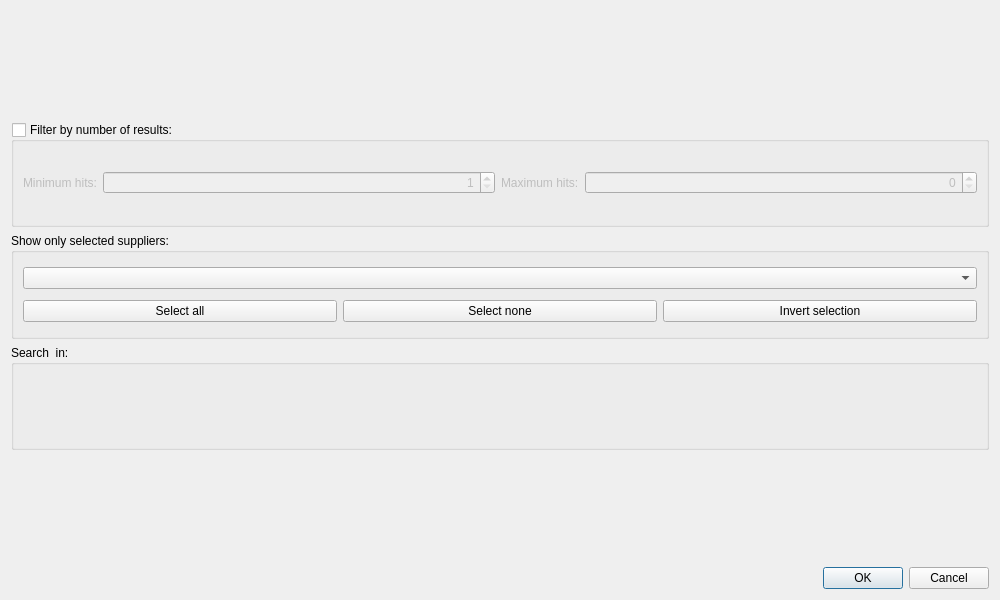
Above: src/plugins/enzymes/src/FindEnzymesDialog.ui from ugeneunipro/ugene before the change. Below: the same form after it.
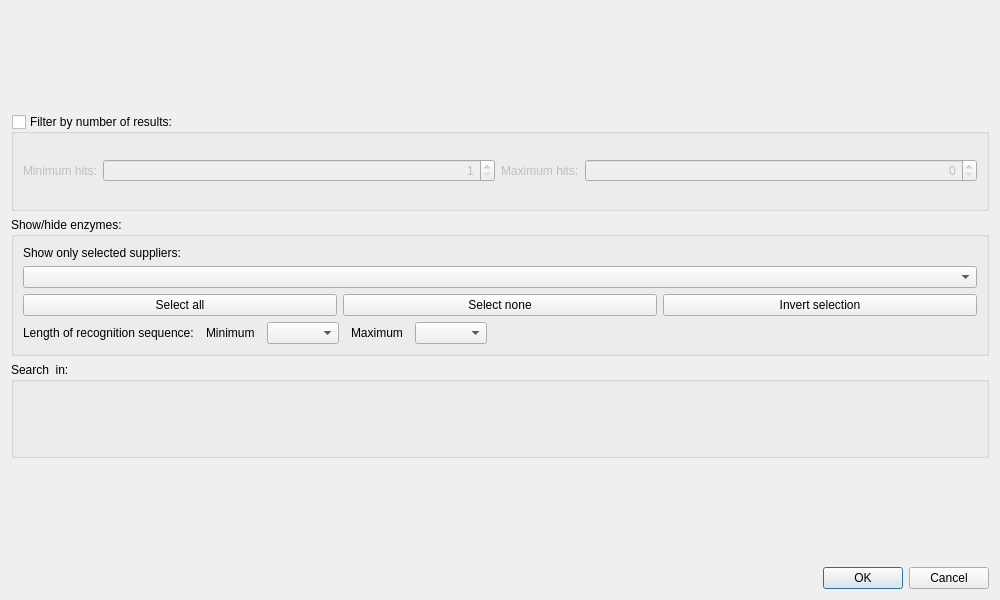
That is the form after the change. Custom widgets are drawn as their Qt base class.

Commit message:
UGENE-7890 Add a filter by site length (#1306)
* UGENE-7890 base

* UGENE-7890 update

* UGENE-7890 test

* UGENE-7890 review fix

* UGENE-7890 transl

What changed in the file:
```diff
--- a/src/plugins/enzymes/src/FindEnzymesDialog.ui
+++ b/src/plugins/enzymes/src/FindEnzymesDialog.ui
@@ -16,7 +16,7 @@
   <property name="windowTitle">
    <string>Find Restriction Sites</string>
   </property>
-  <layout class="QVBoxLayout" name="verticalLayout">
+  <layout class="QVBoxLayout" name="verticalLayout_4">
    <item>
     <widget class="QWidget" name="enzymesSelectorWidget" native="true">
      <property name="sizePolicy">
@@ -113,11 +113,36 @@
     </widget>
    </item>
    <item>
-    <widget class="QGroupBox" name="groupBox_2">
+    <widget class="QGroupBox" name="groupBox_3">
      <property name="title">
-      <string>Show only selected suppliers:</string>
+      <string>Show/hide enzymes:</string>
      </property>
+     <layout class="QVBoxLayout" name="verticalLayout_3">
+      <property name="spacing">
+       <number>6</number>
+      </property>
+      <item>
+       <widget class="QWidget" name="widget_2" native="true">
      <layout class="QVBoxLayout" name="verticalLayout_2">
+         <property name="leftMargin">
+          <number>0</number>
+         </property>
+         <property name="topMargin">
+          <number>0</number>
+         </property>
+         <property name="rightMargin">
+          <number>0</number>
+         </property>
+         <property name="bottomMargin">
+          <number>0</number>
+         </property>
+         <item>
+          <widget class="QLabel" name="label_5">
+           <property name="text">
+            <string>Show only selected suppliers:</string>
+           </property>
+          </widget>
+         </item>
       <item>
        <widget class="U2::ComboBoxWithCheckBoxes" name="cbSuppliers"/>
       </item>
@@ -145,6 +170,86 @@
          </widget>
         </item>
        </layout>
+         </item>
+        </layout>
+       </widget>
+      </item>
+      <item>
+       <widget class="QWidget" name="widget_4" native="true">
+        <layout class="QVBoxLayout" name="verticalLayout">
+         <property name="leftMargin">
+          <number>0</number>
+         </property>
+         <property name="topMargin">
+          <number>0</number>
+         </property>
+         <property name="rightMargin">
+          <number>0</number>
+         </property>
+         <property name="bottomMargin">
+          <number>0</number>
+         </property>
+         <item>
+          <layout class="QHBoxLayout" name="horizontalLayout_2">
+           <property name="spacing">
+            <number>12</number>
+           </property>
+           <item>
+            <widget class="QLabel" name="label_6">
+             <property name="text">
+              <string>Length of recognition sequence:</string>
+             </property>
+            </widget>
+           </item>
+           <item>
+            <layout class="QFormLayout" name="formLayout">
+             <item row="0" column="0">
+              <widget class="QLabel" name="label">
+               <property name="text">
+                <string>Minimum</string>
+               </property>
+              </widget>
+             </item>
+             <item row="0" column="1">
+              <widget class="QComboBox" name="cbMinLength"/>
+             </item>
+            </layout>
+           </item>
+           <item>
+            <layout class="QFormLayout" name="formLayout_2">
+             <item row="0" column="0">
+              <widget class="QLabel" name="label_4">
+               <property name="text">
+                <string>Maximum</string>
+               </property>
+              </widget>
+             </item>
+             <item row="0" column="1">
+              <widget class="QComboBox" name="cbMaxLength">
+               <property name="currentText">
+                <string/>
+               </property>
+              </widget>
+             </item>
+            </layout>
+           </item>
+           <item>
+            <spacer name="horizontalSpacer_2">
+             <property name="orientation">
+              <enum>Qt::Horizontal</enum>
+             </property>
+             <property name="sizeHint" stdset="0">
+              <size>
+               <width>40</width>
+               <height>20</height>
+              </size>
+             </property>
+            </spacer>
+           </item>
+          </layout>
+         </item>
+        </layout>
+       </widget>
       </item>
      </layout>
     </widget>
```
Lines whose indentation alone changed are shown as unchanged. The commit also changes 8 other files.
